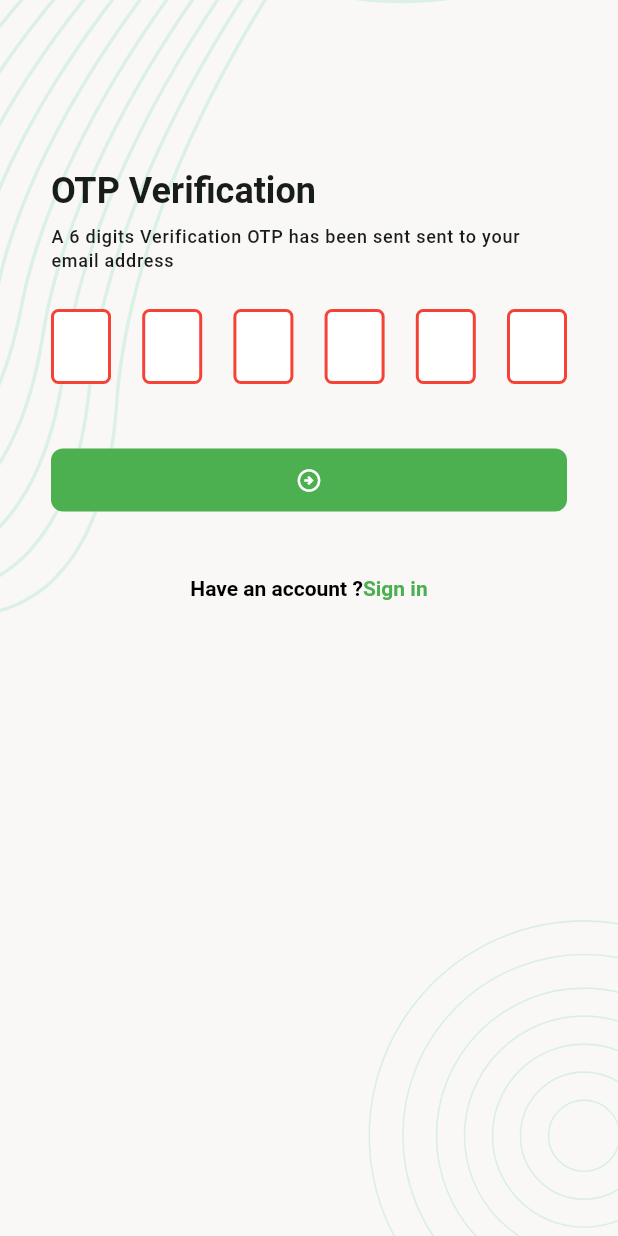
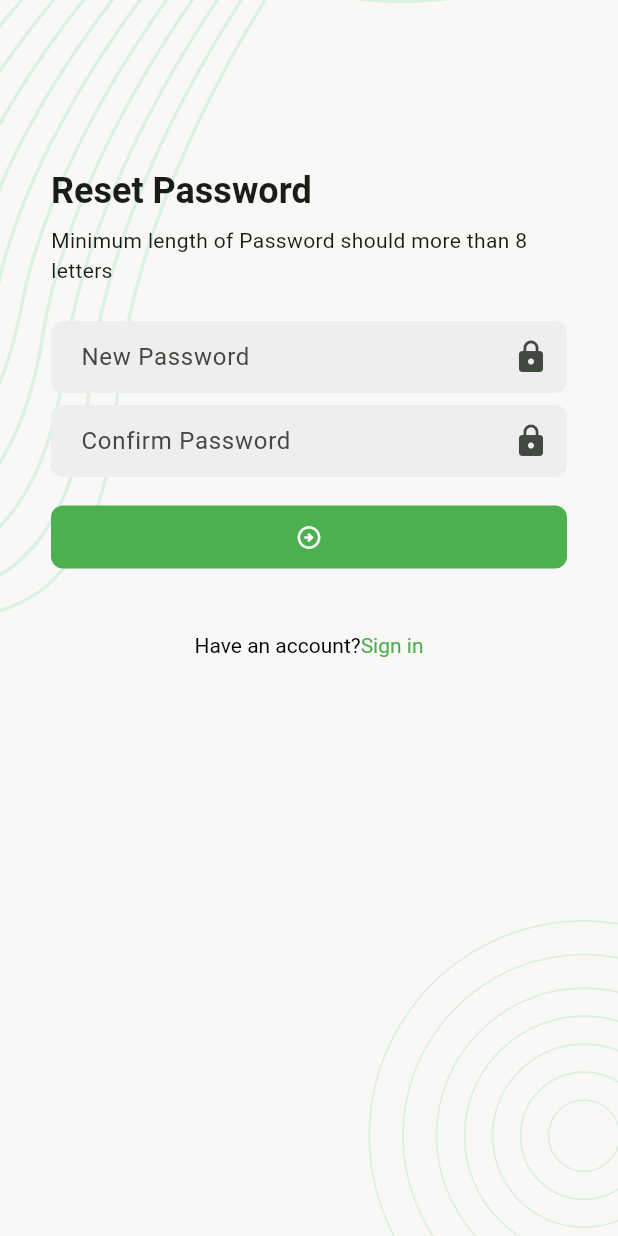
Before and after one commit to Mahim123-Hassan/TaskManagerApp, a Flutter app: the ForgotPasswordVerifyOtpScreen screen opened by its route, after a tap on the "arrow circle right" icon, on a phone screen of 412 x 824 dp. Run offline on Flutter 3.47's test engine with Material 3 defaults, Android fonts, the phone set to English and light mode, and no system bars; drawn by our look-alikes of pin_code_fields; our stand-ins replace flutter_svg.

Commit message:
added reset_password_screen

```diff
--- a/lib/app.dart
+++ b/lib/app.dart
@@ -1,6 +1,7 @@
 import 'package:flutter/material.dart';
 import 'package:task_manager_app/ui/screens/forgot_password_email_screen.dart';
 import 'package:task_manager_app/ui/screens/forgot_password_verify_otp_screen.dart';
+import 'package:task_manager_app/ui/screens/reset_password_screen.dart';
 import 'package:task_manager_app/ui/screens/sign_in_screen.dart';
 import 'package:task_manager_app/ui/screens/sign_up_screen.dart';
 import 'package:task_manager_app/ui/screens/splash_screen.dart';
@@ -60,7 +61,8 @@ class taskManagerApp extends StatelessWidget {
         SignInScreen.name: (_) => SignInScreen(),
         SignUpScreen.name: (_) => SignUpScreen(),
         ForgotPasswordEmailScreen.name:(_)=> ForgotPasswordEmailScreen(),
-        ForgotPasswordVerifyOtpScreen.name:(_)=>ForgotPasswordVerifyOtpScreen()
+        ForgotPasswordVerifyOtpScreen.name:(_)=>ForgotPasswordVerifyOtpScreen(),
+        ResetPasswordScreen.name:(_)=> ResetPasswordScreen(),
       },
       initialRoute: SplashScreen.name,
     );
--- a/lib/ui/screens/forgot_password_verify_otp_screen.dart
+++ b/lib/ui/screens/forgot_password_verify_otp_screen.dart
@@ -1,6 +1,7 @@
 import 'package:flutter/gestures.dart';
 import 'package:flutter/material.dart';
 import 'package:pin_code_fields/pin_code_fields.dart';
+import 'package:task_manager_app/ui/screens/reset_password_screen.dart';
 import 'package:task_manager_app/ui/screens/sign_in_screen.dart';
 import 'package:task_manager_app/ui/widgets/screen_background.dart';
 
@@ -59,7 +60,7 @@ class _ForgotPasswordVerifyOtpScreenState
               ),
               SizedBox(height: 8),
               FilledButton(
-                onPressed: () {},
+                onPressed: _onTabSubmitButton,
                 child: Icon(Icons.arrow_circle_right_outlined),
               ),
               SizedBox(height: 24),
@@ -101,5 +102,7 @@ class _ForgotPasswordVerifyOtpScreenState
     );
   }
 
-  void _onTabSubmitButton() {}
+  void _onTabSubmitButton() {
+    Navigator.pushNamed(context, ResetPasswordScreen.name);
+  }
 }
--- /dev/null
+++ b/lib/ui/screens/reset_password_screen.dart
@@ -0,0 +1,84 @@
+import 'package:flutter/gestures.dart';
+import 'package:flutter/material.dart';
+import 'package:task_manager_app/ui/screens/sign_in_screen.dart';
+import 'package:task_manager_app/ui/widgets/screen_background.dart';
+
+class ResetPasswordScreen extends StatefulWidget {
+  const ResetPasswordScreen({super.key});
+  static const String name = "/ ResetPasswordScreen";
+
+  @override
+  State<ResetPasswordScreen> createState() => _ResetPasswordScreenState();
+}
+
+class _ResetPasswordScreenState extends State<ResetPasswordScreen> {
+  @override
+  Widget build(BuildContext context) {
+    return Scaffold(
+      body: ScreenBackground(
+        child: Padding(
+          padding: const EdgeInsets.all(34),
+          child: Column(
+            spacing: 8,
+            crossAxisAlignment: .start,
+            children: [
+              SizedBox(height: 70),
+              Text(
+                "Reset Password",
+                style: Theme.of(context).textTheme.titleLarge,
+              ),
+              Text("Minimum length of Password should more than 8 letters"),
+              SizedBox(height: 8),
+              TextFormField(
+                decoration: InputDecoration(
+                  hintText: "New Password",
+                  suffixIcon: Icon(Icons.lock),
+                ),
+              ),
+              TextFormField(
+                decoration: InputDecoration(
+                  hintText: "Confirm Password",
+                  suffixIcon: Icon(Icons.lock),
+                ),
+              ),
+              SizedBox(),
+              FilledButton(
+                onPressed: _onTapSubmitButton,
+                child: Icon(Icons.arrow_circle_right_outlined),
+              ),
+              SizedBox(height: 24),
+              Center(
+                child: RichText(
+                  text: TextSpan(
+                    style: TextStyle(color: Colors.black),
+                    text: "Have an account?",
+                    children: [
+                      TextSpan(
+                        style: TextStyle(color: Colors.green),
+                        text: "Sign in",
+                        recognizer: TapGestureRecognizer()
+                          ..onTap = _onTapSignInButton,
+                      ),
+                    ],
+                  ),
+                ),
+              ),
+            ],
+          ),
+        ),
+      ),
+    );
+  }
+
+  void _onTapSignInButton() {
+    Navigator.pushNamedAndRemoveUntil(
+      context,
+      SignInScreen.name,
+      (protected) => false,
+    );
+  }
+
+  void _onTapSubmitButton() {
+    Navigator.pushNamed(context, ResetPasswordScreen.name);
+  }
+}
```
